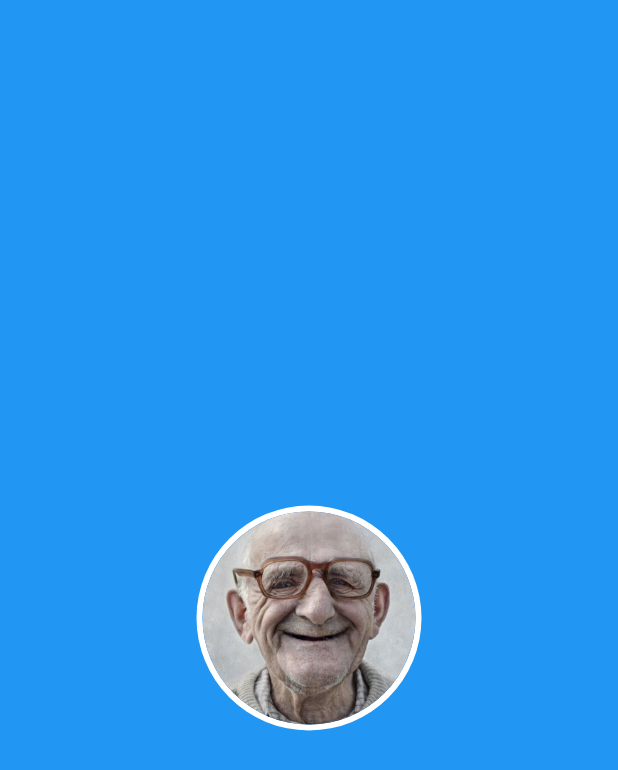
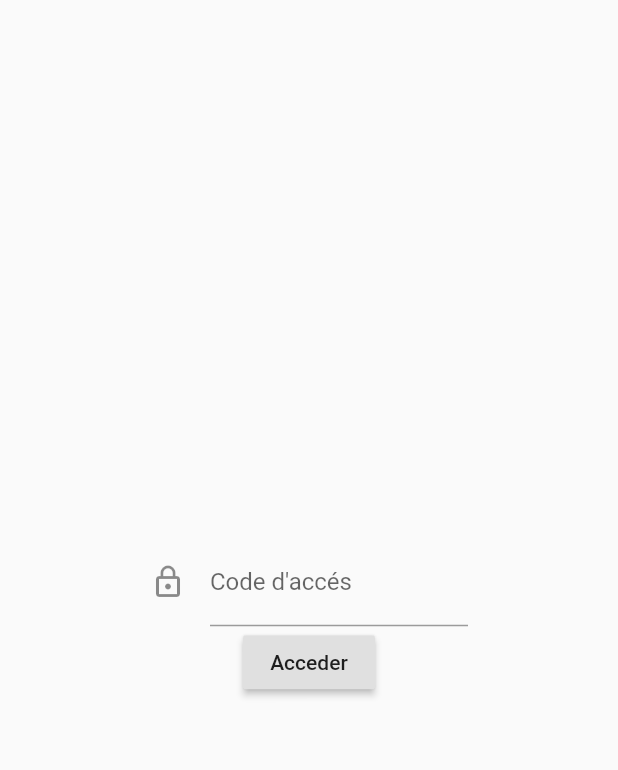
Before and after one commit to naru-inc/asklepios_mobile, a Flutter app: the screen it shows after launch, on a phone screen of 412 x 824 dp. Shown: the top 770 px of the screen. Run offline on Flutter 3.47's test engine with Material 2 defaults, Android fonts, the light colour scheme and no system bars; our stand-ins replace cloud_firestore, firebase_messaging; accounts and stored records are empty.

Commit message:
adding access code screen

```diff
--- a/lib/pages/home_screen.dart
+++ b/lib/pages/home_screen.dart
@@ -13,14 +13,20 @@ class HomeScreen extends StatefulWidget {
 
 class _HomeScreenState extends State < HomeScreen > {
 
+  TextEditingController controller = TextEditingController();
+
+  void gettingId() {
+    controller.addListener(() {
+      // Do something here
+    });
+  }
 
 
+  void _navigateToPostDetail(BuildContext context) {
+    Navigator.of(context).push(MaterialPageRoute(builder: (context) => MainScreen()));
+  }
 
-
-     void _navigateToPostDetail (BuildContext context){
-        Navigator.of(context).push(MaterialPageRoute(builder: (context) => MainScreen()));
-      }
-
+  final _formKey = GlobalKey < FormState > ();
 
 
 
@@ -28,32 +34,57 @@ class _HomeScreenState extends State < HomeScreen > {
   Widget build(BuildContext context) {
     // TODO: implement build
     return Scaffold(
-      backgroundColor: Colors.blue,
-      body: Center(
-
+      body: Container(
+        child: Center(
           child: Column(
             mainAxisAlignment: MainAxisAlignment.center,
             crossAxisAlignment: CrossAxisAlignment.center,
             children: < Widget > [
-              new Container(
-                 child: InkWell(
-          onTap: () => _navigateToPostDetail(context),
+              Padding(
+                padding: EdgeInsets.all(100),
+                child: Form(
+                  key: _formKey,
+                  child: Column(
+                    crossAxisAlignment: CrossAxisAlignment.start,
+                    children: < Widget > [
+                      TextFormField(
+                        decoration: const InputDecoration(
+                            icon: Icon(Icons.lock_outline),
+                            hintText: 'Quel est votre code d\'accés',
+                            labelText: 'Code d\'accés',
+                          ),
 
-                child: new CircleAvatar(
-                  backgroundImage: AssetImage('images/per1.jpg')
-                )),
-                width: 150,
-                height: 150,
-                padding: const EdgeInsets.all(4.0), // borde width
-                  decoration: new BoxDecoration(
-                    color: Colors.white, // border color
-                    shape: BoxShape.circle,
-                  )
+                          validator: (value) {
+                            if (value.isEmpty) {
+                              return 'Prière d\'indiquer votre code';
+                            }
+                          },
+                      ),
+                      Center(
+                          child: RaisedButton(
+                            onPressed: () {
+                              // Validate will return true if the form is valid, or false if
+                              // the form is invalid.
+                              if (_formKey.currentState.validate()) {
+                                // If the form is valid, we want to show a Snackbar
+                                _navigateToPostDetail(context);
+                              }
+                            },
+                            child: Text('Acceder'),
+                          ),
+                      ),
+                    ],
+                  ),
+                )
               )
-            ],
 
-          ),
-        ),
+
+            ], )
+
+        )
+
+        ,
+      )
     );
   }
 
```
Also changed, not shown: pubspec.lock.
